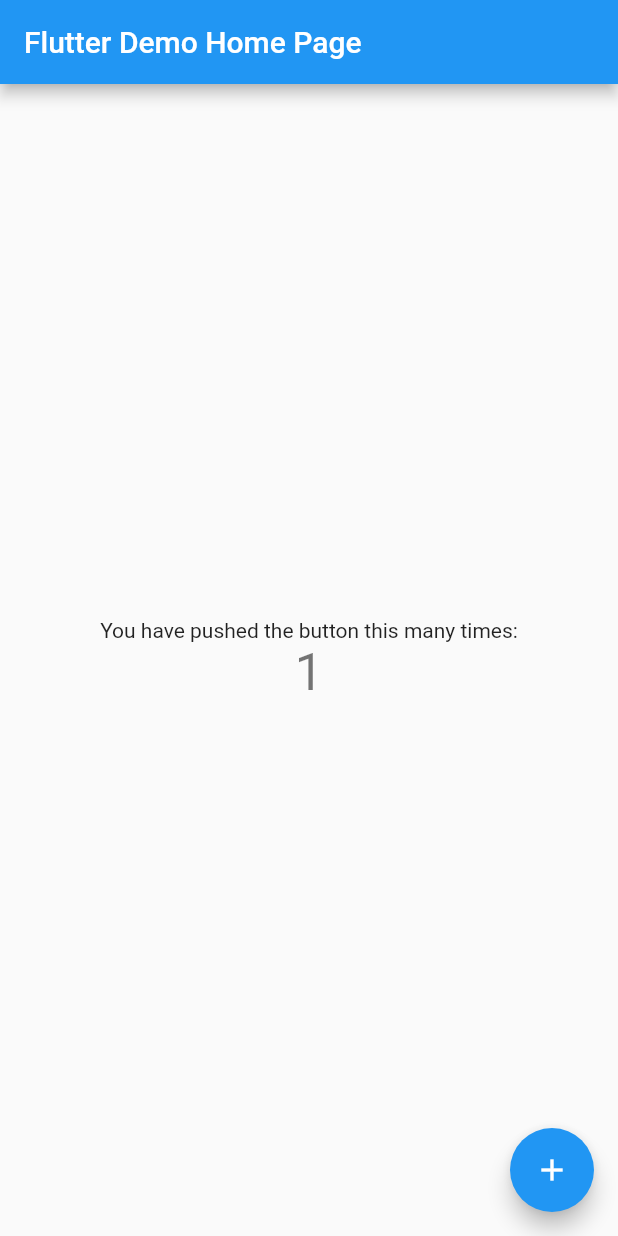
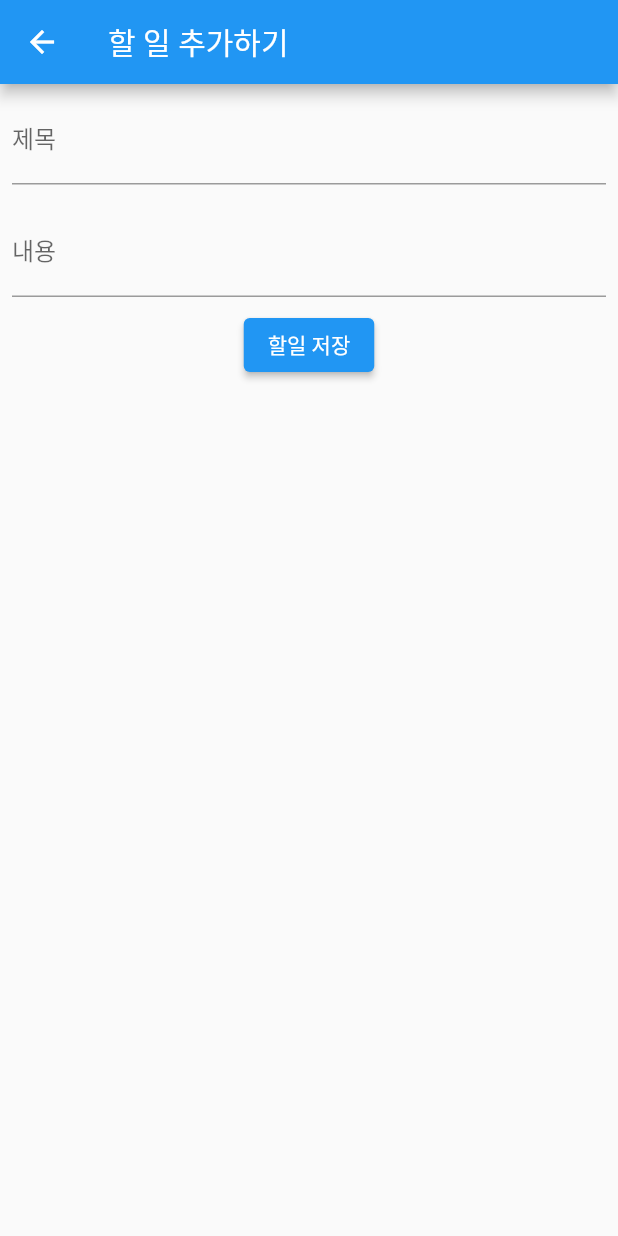
Before and after one commit to pleed0215/flutter_todo, a Flutter app: the screen it shows after launch, after a tap on the "add" icon, on a phone screen of 412 x 824 dp. Run offline on Flutter 3.47's test engine with Material 2 defaults, Android fonts, the phone set to English and light mode, and no system bars; our stand-ins replace sqflite; accounts and stored records are empty.

Commit message:
What the fork

```diff
--- /dev/null
+++ b/lib/add_todo.dart
@@ -0,0 +1,54 @@
+import 'package:flutter/material.dart';
+import 'package:flutter_todo/todo.dart';
+import 'package:sqflite/sqlite_api.dart';
+
+class AddTodoPage extends StatefulWidget {
+  final Future<Database> db;
+  const AddTodoPage({Key? key, required this.db}) : super(key: key);
+
+  @override
+  _AddTodoPageState createState() => _AddTodoPageState();
+}
+
+class _AddTodoPageState extends State<AddTodoPage> {
+  TextEditingController? titleController;
+  TextEditingController? contentController;
+
+  @override
+  void initState() {
+    super.initState();
+
+    titleController = TextEditingController();
+    contentController = TextEditingController();
+  }
+
+  @override
+  Widget build(BuildContext context) {
+    return Scaffold(
+        appBar: AppBar(title: const Text('할 일 추가하기')),
+        body: Center(
+            child: Column(
+          children: [
+            Padding(
+                padding: const EdgeInsets.all(8.0),
+                child: TextField(
+                    controller: titleController,
+                    decoration: const InputDecoration(labelText: "제목"))),
+            Padding(
+                padding: const EdgeInsets.all(8.0),
+                child: TextField(
+                    controller: contentController,
+                    decoration: const InputDecoration(labelText: "내용"))),
+            ElevatedButton(
+                onPressed: () {
+                  Todo todo = Todo(
+                      title: titleController!.value.text,
+                      content: contentController!.value.text,
+                      active: 0);
+                  Navigator.of(context).pop(todo);
+                },
+                child: const Text('할일 저장'))
+          ],
+        )));
+  }
+}
--- a/lib/database_app.dart
+++ b/lib/database_app.dart
@@ -1,24 +1,93 @@
 import 'package:flutter/material.dart';
+import 'package:flutter_todo/todo.dart';
+import 'package:sqflite/sqlite_api.dart';
 
 class DatabaseApp extends StatefulWidget {
-  const DatabaseApp({Key? key}) : super(key: key);
+  final Future<Database> db;
+
+  const DatabaseApp({Key? key, required this.db}) : super(key: key);
 
   @override
   _DatabaseAppState createState() => _DatabaseAppState();
 }
 
 class _DatabaseAppState extends State<DatabaseApp> {
+  Future<List<Todo>>? todoList;
+
+  void _insertTodo(Todo todo) async {
+    final Database database = await widget.db;
+    await database.insert('todos', todo.toMap(),
+        conflictAlgorithm: ConflictAlgorithm.replace);
+  }
+
+  Future<List<Todo>> getTodos() async {
+    try {
+      final Database db = await widget.db;
+      final List<Map<String, dynamic>> maps = await db.query('todos');
+
+      return List.generate(maps.length, (i) {
+        final current = maps[i];
+        int active = current['active'] == 1 ? 1 : 0;
+        return Todo(
+            id: current['id'],
+            title: current['title'],
+            content: current['content'],
+            active: active);
+      });
+    } catch (e) {
+      print(e.toString());
+      return List.empty();
+    }
+  }
+
+  @override
+  void initState() {
+    super.initState();
+    todoList = getTodos();
+  }
+
   @override
   Widget build(BuildContext context) {
     return Scaffold(
       appBar: AppBar(title: const Text('Database Example')),
-      body: Container(),
+      body: Center(
+          child: FutureBuilder(
+              builder: (context, snapshot) {
+                switch (snapshot.connectionState) {
+                  case ConnectionState.done:
+                    if (snapshot.hasData) {
+                      return ListView.builder(
+                          itemBuilder: (context, index) {
+                            Todo todo = (snapshot.data as List<Todo>)[index];
+                            return Card(
+                                child: Column(
+                              children: [
+                                Text(todo.title!),
+                                Text(todo.content!),
+                                Text(todo.active == 1 ? 'true' : 'false'),
+                              ],
+                            ));
+                          },
+                          itemCount: (snapshot.data as List<Todo>).length);
+                    } else {
+                      return const Text('No data');
+                    }
+                  case ConnectionState.none:
+                  case ConnectionState.waiting:
+                  case ConnectionState.active:
+                  default:
+                    return const CircularProgressIndicator();
+                }
+              },
+              future: todoList)),
       floatingActionButton: FloatingActionButton(
-        onPressed: () async {
-          final todo = await Navigator.of(context).pushNamed('/add');
-        },
-        child: const Icon(Icons.add)
-      ),
+          onPressed: () async {
+            final todo = await Navigator.of(context).pushNamed('/add');
+            if (todo != null) {
+              _insertTodo(todo as Todo);
+            }
+          },
+          child: const Icon(Icons.add)),
       floatingActionButtonLocation: FloatingActionButtonLocation.centerFloat,
     );
   }
--- a/lib/main.dart
+++ b/lib/main.dart
@@ -1,4 +1,9 @@
 import 'package:flutter/material.dart';
+import 'package:flutter_todo/add_todo.dart';
+import 'package:flutter_todo/database_app.dart';
+import 'package:path/path.dart';
+import 'package:sqflite/sqflite.dart';
+import 'package:sqflite/sqlite_api.dart';
 
 void main() {
   runApp(const MyApp());
@@ -7,9 +12,19 @@ void main() {
 class MyApp extends StatelessWidget {
   const MyApp({Key? key}) : super(key: key);
 
+  Future<Database> initDatabase() async {
+    return openDatabase(join(await getDatabasesPath(), 'todo_database.sliqte'),
+        onCreate: (db, version) {
+      return db.execute(
+          "CREATE TABLE IF NOT EXISTS todos(id INTEGER PRIMARY KEY AUTOINCREMENT, title TEXT, content TEXT, active INTEGER)");
+    }, version: 1);
+  }
+
   // This widget is the root of your application.
   @override
   Widget build(BuildContext context) {
+    Future<Database> db = initDatabase();
+
     return MaterialApp(
       title: 'Flutter Demo',
       theme: ThemeData(
@@ -24,92 +39,11 @@ class MyApp extends StatelessWidget {
         // is not restarted.
         primarySwatch: Colors.blue,
       ),
-      home: const MyHomePage(title: 'Flutter Demo Home Page'),
+      initialRoute: '/',
+      routes: {
+        '/': (context)=>DatabaseApp(db: db),
+        '/add': (context)=>AddTodoPage(db: db)
+      }
     );
   }
 }
-
-class MyHomePage extends StatefulWidget {
-  const MyHomePage({Key? key, required this.title}) : super(key: key);
-
-  // This widget is the home page of your application. It is stateful, meaning
-  // that it has a State object (defined below) that contains fields that affect
-  // how it looks.
-
-  // This class is the configuration for the state. It holds the values (in this
-  // case the title) provided by the parent (in this case the App widget) and
-  // used by the build method of the State. Fields in a Widget subclass are
-  // always marked "final".
-
-  final String title;
-
-  @override
-  State<MyHomePage> createState() => _MyHomePageState();
-}
-
-class _MyHomePageState extends State<MyHomePage> {
-  int _counter = 0;
-
-  void _incrementCounter() {
-    setState(() {
-      // This call to setState tells the Flutter framework that something has
-      // changed in this State, which causes it to rerun the build method below
-      // so that the display can reflect the updated values. If we changed
-      // _counter without calling setState(), then the build method would not be
-      // called again, and so nothing would appear to happen.
-      _counter++;
-    });
-  }
-
-  @override
-  Widget build(BuildContext context) {
-    // This method is rerun every time setState is called, for instance as done
-    // by the _incrementCounter method above.
-    //
-    // The Flutter framework has been optimized to make rerunning build methods
-    // fast, so that you can just rebuild anything that needs updating rather
-    // than having to individually change instances of widgets.
-    return Scaffold(
-      appBar: AppBar(
-        // Here we take the value from the MyHomePage object that was created by
-        // the App.build method, and use it to set our appbar title.
-        title: Text(widget.title),
-      ),
-      body: Center(
-        // Center is a layout widget. It takes a single child and positions it
-        // in the middle of the parent.
-        child: Column(
-          // Column is also a layout widget. It takes a list of children and
-          // arranges them vertically. By default, it sizes itself to fit its
-          // children horizontally, and tries to be as tall as its parent.
-          //
-          // Invoke "debug painting" (press "p" in the console, choose the
-          // "Toggle Debug Paint" action from the Flutter Inspector in Android
-          // Studio, or the "Toggle Debug Paint" command in Visual Studio Code)
-          // to see the wireframe for each widget.
-          //
-          // Column has various properties to control how it sizes itself and
-          // how it positions its children. Here we use mainAxisAlignment to
-          // center the children vertically; the main axis here is the vertical
-          // axis because Columns are vertical (the cross axis would be
-          // horizontal).
-          mainAxisAlignment: MainAxisAlignment.center,
-          children: <Widget>[
-            const Text(
-              'You have pushed the button this many times:',
-            ),
-            Text(
-              '$_counter',
-              style: Theme.of(context).textTheme.headline4,
-            ),
-          ],
-        ),
-      ),
-      floatingActionButton: FloatingActionButton(
-        onPressed: _incrementCounter,
-        tooltip: 'Increment',
-        child: const Icon(Icons.add),
-      ), // This trailing comma makes auto-formatting nicer for build methods.
-    );
-  }
-}
```
Also changed, not shown: 4 other files.
